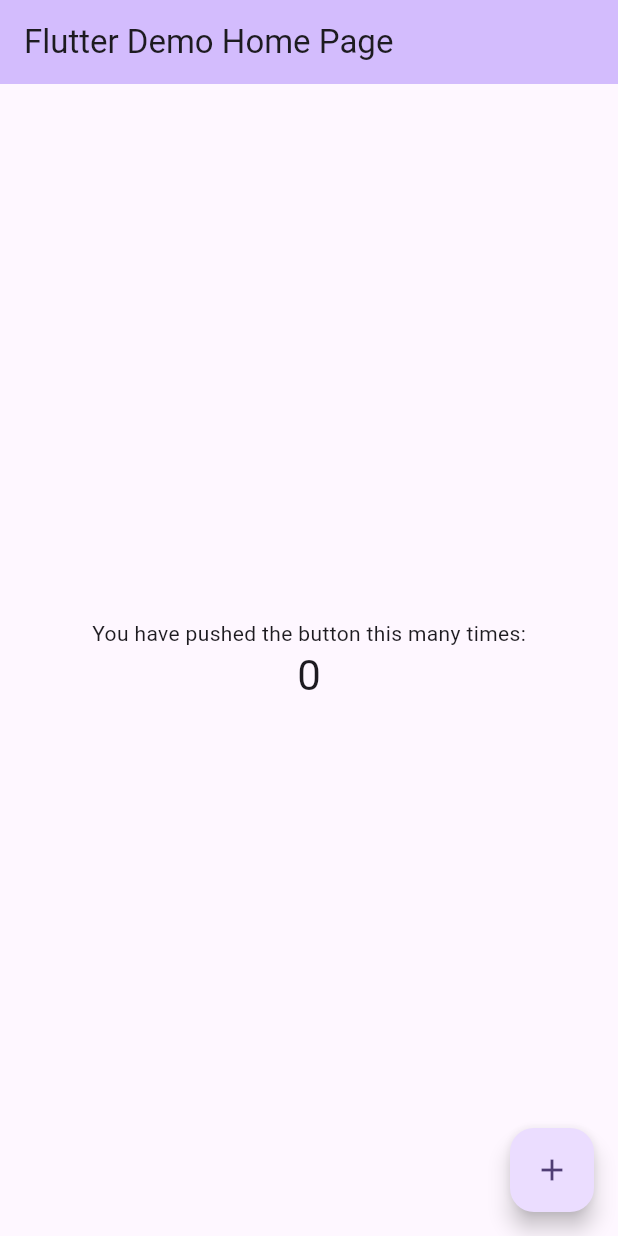
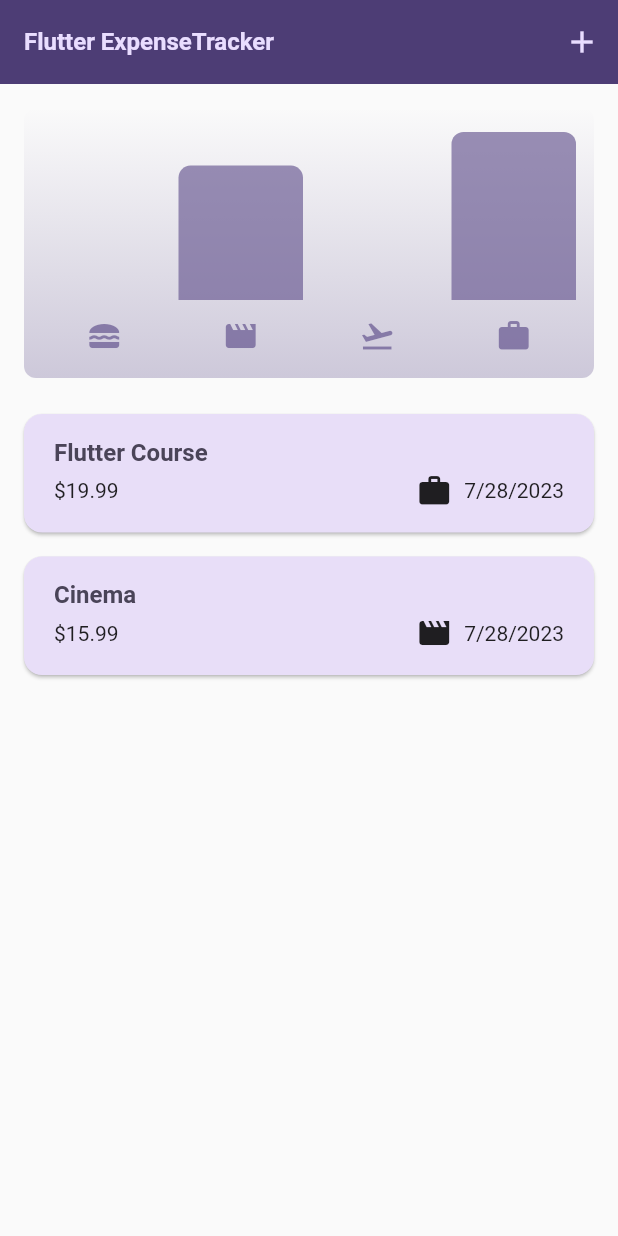
Before and after one commit to yoshieexD/Flutter_ExpenseTracker, a Flutter app: the screen it shows after launch, on a phone screen of 412 x 824 dp. Run offline on Flutter 3.47's test engine with Material 2 defaults, Android fonts, the phone set to English and light mode, and no system bars.

Commit message:
chart & expenses track work

```diff
--- a/lib/main.dart
+++ b/lib/main.dart
@@ -1,125 +1,58 @@
 import 'package:flutter/material.dart';
+import 'package:flutterexpensetracker/widgets/expenses.dart';
 
+var kColorScheme =
+    ColorScheme.fromSeed(seedColor: const Color.fromARGB(255, 103, 64, 193));
+var kDarkColorScheme = ColorScheme.fromSeed(
+    brightness: Brightness.dark,
+    seedColor: const Color.fromARGB(255, 5, 99, 125));
 void main() {
-  runApp(const MyApp());
+  runApp(
+    MaterialApp(
+        darkTheme: ThemeData.dark().copyWith(
+          useMaterial3: true,
+          colorScheme: kDarkColorScheme,
+          cardTheme: const CardTheme().copyWith(
+            color: kDarkColorScheme.secondaryContainer,
+            margin: const EdgeInsets.symmetric(
+              horizontal: 16,
+              vertical: 8,
+            ),
+          ),
+          elevatedButtonTheme: ElevatedButtonThemeData(
+            style: ElevatedButton.styleFrom(
+              backgroundColor: kDarkColorScheme.primaryContainer,
+              foregroundColor: kDarkColorScheme.onPrimaryContainer,
+            ),
+          ),
+        ),
+        theme: ThemeData().copyWith(
+          useMaterial3: true,
+          colorScheme: kColorScheme,
+          appBarTheme: const AppBarTheme().copyWith(
+            backgroundColor: kColorScheme.onPrimaryContainer,
+            foregroundColor: kColorScheme.primaryContainer,
+          ),
+          cardTheme: const CardTheme().copyWith(
+            color: kColorScheme.secondaryContainer,
+            margin: const EdgeInsets.symmetric(
+              horizontal: 16,
+              vertical: 8,
+            ),
+          ),
+          elevatedButtonTheme: ElevatedButtonThemeData(
+            style: ElevatedButton.styleFrom(
+              backgroundColor: kColorScheme.primaryContainer,
+            ),
+          ),
+          textTheme: ThemeData().textTheme.copyWith(
+                titleLarge: TextStyle(
+                    fontWeight: FontWeight.bold,
+                    color: kColorScheme.onSecondaryContainer,
+                    fontSize: 16),
+              ),
+        ),
+        themeMode: ThemeMode.system,
+        home: const Expenses()),
+  );
 }
-
-class MyApp extends StatelessWidget {
-  const MyApp({super.key});
-
-  // This widget is the root of your application.
-  @override
-  Widget build(BuildContext context) {
-    return MaterialApp(
-      title: 'Flutter Demo',
-      theme: ThemeData(
-        // This is the theme of your application.
-        //
-        // TRY THIS: Try running your application with "flutter run". You'll see
-        // the application has a blue toolbar. Then, without quitting the app,
-        // try changing the seedColor in the colorScheme below to Colors.green
-        // and then invoke "hot reload" (save your changes or press the "hot
-        // reload" button in a Flutter-supported IDE, or press "r" if you used
-        // the command line to start the app).
-        //
-        // Notice that the counter didn't reset back to zero; the application
-        // state is not lost during the reload. To reset the state, use hot
-        // restart instead.
-        //
-        // This works for code too, not just values: Most code changes can be
-        // tested with just a hot reload.
-        colorScheme: ColorScheme.fromSeed(seedColor: Colors.deepPurple),
-        useMaterial3: true,
-      ),
-      home: const MyHomePage(title: 'Flutter Demo Home Page'),
-    );
-  }
-}
-
-class MyHomePage extends StatefulWidget {
-  const MyHomePage({super.key, required this.title});
-
-  // This widget is the home page of your application. It is stateful, meaning
-  // that it has a State object (defined below) that contains fields that affect
-  // how it looks.
-
-  // This class is the configuration for the state. It holds the values (in this
-  // case the title) provided by the parent (in this case the App widget) and
-  // used by the build method of the State. Fields in a Widget subclass are
-  // always marked "final".
-
-  final String title;
-
-  @override
-  State<MyHomePage> createState() => _MyHomePageState();
-}
-
-class _MyHomePageState extends State<MyHomePage> {
-  int _counter = 0;
-
-  void _incrementCounter() {
-    setState(() {
-      // This call to setState tells the Flutter framework that something has
-      // changed in this State, which causes it to rerun the build method below
-      // so that the display can reflect the updated values. If we changed
-      // _counter without calling setState(), then the build method would not be
-      // called again, and so nothing would appear to happen.
-      _counter++;
-    });
-  }
-
-  @override
-  Widget build(BuildContext context) {
-    // This method is rerun every time setState is called, for instance as done
-    // by the _incrementCounter method above.
-    //
-    // The Flutter framework has been optimized to make rerunning build methods
-    // fast, so that you can just rebuild anything that needs updating rather
-    // than having to individually change instances of widgets.
-    return Scaffold(
-      appBar: AppBar(
-        // TRY THIS: Try changing the color here to a specific color (to
-        // Colors.amber, perhaps?) and trigger a hot reload to see the AppBar
-        // change color while the other colors stay the same.
-        backgroundColor: Theme.of(context).colorScheme.inversePrimary,
-        // Here we take the value from the MyHomePage object that was created by
-        // the App.build method, and use it to set our appbar title.
-        title: Text(widget.title),
-      ),
-      body: Center(
-        // Center is a layout widget. It takes a single child and positions it
-        // in the middle of the parent.
-        child: Column(
-          // Column is also a layout widget. It takes a list of children and
-          // arranges them vertically. By default, it sizes itself to fit its
-          // children horizontally, and tries to be as tall as its parent.
-          //
-          // Column has various properties to control how it sizes itself and
-          // how it positions its children. Here we use mainAxisAlignment to
-          // center the children vertically; the main axis here is the vertical
-          // axis because Columns are vertical (the cross axis would be
-          // horizontal).
-          //
-          // TRY THIS: Invoke "debug painting" (choose the "Toggle Debug Paint"
-          // action in the IDE, or press "p" in the console), to see the
-          // wireframe for each widget.
-          mainAxisAlignment: MainAxisAlignment.center,
-          children: <Widget>[
-            const Text(
-              'You have pushed the button this many times:',
-            ),
-            Text(
-              '$_counter',
-              style: Theme.of(context).textTheme.headlineMedium,
-            ),
-          ],
-        ),
-      ),
-      floatingActionButton: FloatingActionButton(
-        onPressed: _incrementCounter,
-        tooltip: 'Increment',
-        child: const Icon(Icons.add),
-      ), // This trailing comma makes auto-formatting nicer for build methods.
-    );
-  }
-}
--- /dev/null
+++ b/lib/models/expense.dart
@@ -0,0 +1,51 @@
+import 'package:flutter/material.dart';
+import 'package:uuid/uuid.dart';
+import 'package:intl/intl.dart';
+
+final formatter = DateFormat.yMd();
+
+const uuid = Uuid();
+
+enum Categories { food, travel, leisure, work }
+
+const categoryIcons = {
+  Categories.food: Icons.lunch_dining,
+  Categories.travel: Icons.flight_takeoff,
+  Categories.leisure: Icons.movie,
+  Categories.work: Icons.work,
+};
+
+class Expense {
+  Expense({
+    required this.title,
+    required this.amount,
+    required this.date,
+    required this.category,
+  }) : id = uuid.v4();
+  final String id;
+  final String title;
+  final double amount;
+  final DateTime date;
+  final Categories category;
+
+  String get formattedDate {
+    return formatter.format(date);
+  }
+}
+
+class ExpenseBucket {
+  const ExpenseBucket({required this.category, required this.expenses});
+  ExpenseBucket.forCategory(List<Expense> allExpenses, this.category)
+      : expenses = allExpenses
+            .where((expense) => expense.category == category)
+            .toList();
+  final Categories category;
+  final List<Expense> expenses;
+  double get totalExpenses {
+    double sum = 0;
+    for (final expense in expenses) {
+      sum += expense.amount;
+    }
+    return sum;
+  }
+}
--- /dev/null
+++ b/lib/widgets/chart/chart.dart
@@ -0,0 +1,95 @@
+import 'package:flutter/material.dart';
+
+import 'package:flutterexpensetracker/widgets/chart/chart_bart.dart';
+import 'package:flutterexpensetracker/models/expense.dart';
+
+class Chart extends StatelessWidget {
+  const Chart({super.key, required this.expenses});
+
+  final List<Expense> expenses;
+
+  List<ExpenseBucket> get buckets {
+    return [
+      ExpenseBucket.forCategory(expenses, Categories.food),
+      ExpenseBucket.forCategory(expenses, Categories.leisure),
+      ExpenseBucket.forCategory(expenses, Categories.travel),
+      ExpenseBucket.forCategory(expenses, Categories.work),
+    ];
+  }
+
+  double get maxTotalExpense {
+    double maxTotalExpense = 0;
+
+    for (final bucket in buckets) {
+      if (bucket.totalExpenses > maxTotalExpense) {
+        maxTotalExpense = bucket.totalExpenses;
+      }
+    }
+
+    return maxTotalExpense;
+  }
+
+  @override
+  Widget build(BuildContext context) {
+    final isDarkMode =
+        MediaQuery.of(context).platformBrightness == Brightness.dark;
+    return Container(
+      margin: const EdgeInsets.all(16),
+      padding: const EdgeInsets.symmetric(
+        vertical: 16,
+        horizontal: 8,
+      ),
+      width: double.infinity,
+      height: 180,
+      decoration: BoxDecoration(
+        borderRadius: BorderRadius.circular(8),
+        gradient: LinearGradient(
+          colors: [
+            Theme.of(context).colorScheme.primary.withOpacity(0.3),
+            Theme.of(context).colorScheme.primary.withOpacity(0.0)
+          ],
+          begin: Alignment.bottomCenter,
+          end: Alignment.topCenter,
+        ),
+      ),
+      child: Column(
+        children: [
+          Expanded(
+            child: Row(
+              crossAxisAlignment: CrossAxisAlignment.end,
+              children: [
+                for (final bucket in buckets) // alternative to map()
+                  ChartBar(
+                    fill: bucket.totalExpenses == 0
+                        ? 0
+                        : bucket.totalExpenses / maxTotalExpense,
+                  )
+              ],
+            ),
+          ),
+          const SizedBox(height: 12),
+          Row(
+            children: buckets
+                .map(
+                  (bucket) => Expanded(
+                    child: Padding(
+                      padding: const EdgeInsets.symmetric(horizontal: 4),
+                      child: Icon(
+                        categoryIcons[bucket.category],
+                        color: isDarkMode
+                            ? Theme.of(context).colorScheme.secondary
+                            : Theme.of(context)
+                                .colorScheme
+                                .primary
+                                .withOpacity(0.7),
+                      ),
+                    ),
+                  ),
+                )
+                .toList(),
+          )
+        ],
+      ),
+    );
+  }
+}
--- /dev/null
+++ b/lib/widgets/chart/chart_bart.dart
@@ -0,0 +1,34 @@
+import 'package:flutter/material.dart';
+
+class ChartBar extends StatelessWidget {
+  const ChartBar({
+    super.key,
+    required this.fill,
+  });
+
+  final double fill;
+
+  @override
+  Widget build(BuildContext context) {
+    final isDarkMode =
+        MediaQuery.of(context).platformBrightness == Brightness.dark;
+    return Expanded(
+      child: Padding(
+        padding: const EdgeInsets.symmetric(horizontal: 4),
+        child: FractionallySizedBox(
+          heightFactor: fill,
+          child: DecoratedBox(
+            decoration: BoxDecoration(
+              shape: BoxShape.rectangle,
+              borderRadius:
+                  const BorderRadius.vertical(top: Radius.circular(8)),
+              color: isDarkMode
+                  ? Theme.of(context).colorScheme.secondary
+                  : Theme.of(context).colorScheme.primary.withOpacity(0.65),
+            ),
+          ),
+        ),
+      ),
+    );
+  }
+}
--- /dev/null
+++ b/lib/widgets/expenses.dart
@@ -0,0 +1,95 @@
+import 'package:flutter/material.dart';
+import 'package:flutterexpensetracker/models/expense.dart';
+import 'package:flutterexpensetracker/widgets/expenses_list/expenses_list.dart';
+import 'package:flutterexpensetracker/widgets/new_expense.dart';
+import 'package:flutterexpensetracker/widgets/chart/chart.dart';
+
+class Expenses extends StatefulWidget {
+  const Expenses({super.key});
+  @override
+  State<Expenses> createState() {
+    return _ExpensesState();
+  }
+}
+
+class _ExpensesState extends State<Expenses> {
+  final List<Expense> _registeredExpenses = [
+    Expense(
+      title: 'Flutter Course',
+      amount: 19.99,
+      date: DateTime.now(),
+      category: Categories.work,
+    ),
+    Expense(
+      title: 'Cinema',
+      amount: 15.99,
+      date: DateTime.now(),
+      category: Categories.leisure,
+    ),
+  ];
+
+  void _openAddExpenseOverlay() {
+    showModalBottomSheet(
+        isScrollControlled: true,
+        context: context,
+        builder: (ctx) => NewExpense(onAddExpense: _addExpense));
+  }
+
+  void _removeExpense(Expense expense) {
+    final expenseIndex = _registeredExpenses.indexOf(expense);
+    setState(() {
+      _registeredExpenses.remove(expense);
+    });
+    ScaffoldMessenger.of(context).clearSnackBars();
+    ScaffoldMessenger.of(context).showSnackBar(
+      SnackBar(
+        duration: const Duration(seconds: 3),
+        content: const Text('Expense deleted'),
+        action: SnackBarAction(
+          label: 'Undo',
+          onPressed: () {
+            setState(() {
+              _registeredExpenses.insert(expenseIndex, expense);
+            });
+          },
+        ),
+      ),
+    );
+  }
+
+  void _addExpense(Expense expense) {
+    setState(() {
+      _registeredExpenses.add(expense);
+    });
+  }
+
+  @override
+  Widget build(BuildContext context) {
+    Widget mainContent = const Center(
+      child: Text('No expenses found. Start adding some!'),
+    );
+    if (_registeredExpenses.isNotEmpty) {
+      mainContent = ExpensesList(
+        expenses: _registeredExpenses,
+        onRemoveExpense: _removeExpense,
+      );
+    }
+    return Scaffold(
+      appBar: AppBar(
+        title: const Text('Flutter ExpenseTracker'),
+        actions: [
+          IconButton(
+            onPressed: _openAddExpenseOverlay,
+            icon: const Icon(Icons.add),
+          ),
+        ],
+      ),
+      body: Column(
+        children: [
+          Chart(expenses: _registeredExpenses),
+          Expanded(child: mainContent),
+        ],
+      ),
+    );
+  }
+}
--- /dev/null
+++ b/lib/widgets/expenses_list/expense_item.dart
@@ -0,0 +1,41 @@
+import 'package:flutter/material.dart';
+import 'package:flutterexpensetracker/models/expense.dart';
+
+class ExpenseItem extends StatelessWidget {
+  const ExpenseItem(this.expense, {super.key});
+  final Expense expense;
+  @override
+  Widget build(BuildContext context) {
+    return Card(
+      child: Padding(
+        padding: const EdgeInsets.symmetric(
+          horizontal: 20,
+          vertical: 16,
+        ),
+        child: Column(crossAxisAlignment: CrossAxisAlignment.start, children: [
+          Text(
+            expense.title,
+            style: Theme.of(context).textTheme.titleLarge,
+          ),
+          const SizedBox(
+            height: 4,
+          ),
+          Row(
+            children: [
+              Text(
+                  '\$${expense.amount.toStringAsFixed(2)}'), // toStrinfAsFixed Convert Ex. is 12.3232 to 12.32
+              const Spacer(), // Create Space between text and row
+              Row(
+                children: [
+                  Icon(categoryIcons[expense.category]),
+                  const SizedBox(width: 8),
+                  Text(expense.formattedDate),
+                ],
+              ),
+            ],
+          )
+        ]),
+      ),
+    );
+  }
+}
--- /dev/null
+++ b/lib/widgets/expenses_list/expenses_list.dart
@@ -0,0 +1,29 @@
+import 'package:flutter/material.dart';
+import 'package:flutterexpensetracker/models/expense.dart';
+import 'package:flutterexpensetracker/widgets/expenses_list/expense_item.dart';
+
+class ExpensesList extends StatelessWidget {
+  const ExpensesList(
+      {super.key, required this.expenses, required this.onRemoveExpense});
+
+  final List<Expense> expenses;
+  final void Function(Expense expense) onRemoveExpense;
+  @override
+  Widget build(BuildContext context) {
+    return ListView.builder(
+      itemCount: expenses.length,
+      itemBuilder: (ctxt, index) => Dismissible(
+          key: ValueKey(expenses[index]),
+          background: Container(
+            color: Theme.of(context).colorScheme.error.withOpacity(0.75),
+            margin: EdgeInsets.symmetric(
+              horizontal: Theme.of(context).cardTheme.margin!.horizontal,
+            ),
+          ),
+          onDismissed: (direction) {
+            onRemoveExpense(expenses[index]);
+          },
+          child: ExpenseItem(expenses[index])),
+    );
+  }
+}
--- a/pubspec.yaml
+++ b/pubspec.yaml
@@ -35,6 +35,8 @@ dependencies:
   # The following adds the Cupertino Icons font to your application.
   # Use with the CupertinoIcons class for iOS style icons.
   cupertino_icons: ^1.0.2
+  uuid: ^3.0.7
+  intl: ^0.18.1
 
 dev_dependencies:
   flutter_test:
```
Also changed, not shown: lib/widgets/new_expense.dart (added, +161 -0 lines), pubspec.lock, 1 other file.
